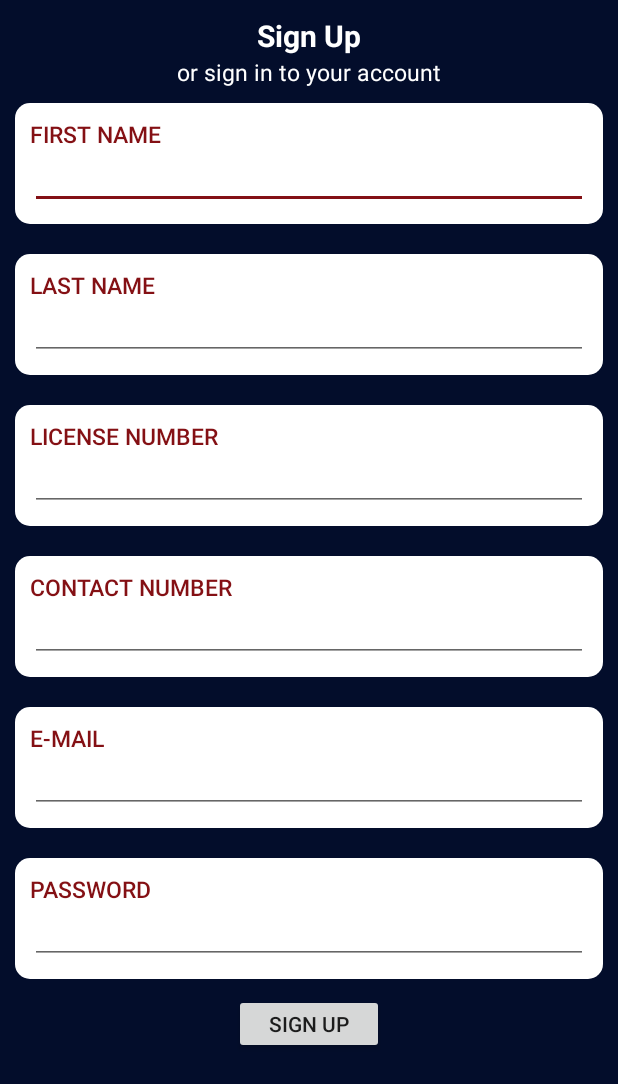
After one commit to kweeleesi/bp-hr-monitor, an Android app: the layout activity_signup.xml on its own in the app's theme, with its tools: preview values and no code run, on a phone screen of 412 x 824 dp. The commit adds this screen. Shown: the top 1084 px of the screen. Run offline under Robolectric (Android 15) with nearby library versions, the phone set to English and light mode, and no system bars.

Commit message:
sign up page layout

```diff
--- a/HeartRytCare/app/src/main/java/com/example/hp/heartrytcare/activity/MainActivity.java
+++ b/HeartRytCare/app/src/main/java/com/example/hp/heartrytcare/activity/MainActivity.java
@@ -19,8 +19,8 @@ public class MainActivity extends AppCompatActivity {
         new Handler().postDelayed(new Runnable(){
             @Override
             public void run(){
-                        Intent homeIntent = new Intent(MainActivity.this, MainMenuActivity.class);
-                        startActivity(homeIntent);
+                        Intent intent = new Intent(MainActivity.this, SignupActivity.class);
+                        startActivity(intent);
                         finish();
             }
         },SPLASH_TIME_OUT);
--- /dev/null
+++ b/HeartRytCare/app/src/main/res/drawable/round_white_bg.xml
@@ -0,0 +1,6 @@
+<?xml version="1.0" encoding="utf-8"?>
+<shape xmlns:android="http://schemas.android.com/apk/res/android"
+    android:shape="rectangle">
+    <corners android:radius="10dp" />
+    <solid android:color="@color/white" />
+</shape>
--- /dev/null
+++ b/HeartRytCare/app/src/main/res/layout/activity_signup.xml
@@ -0,0 +1,189 @@
+<?xml version="1.0" encoding="utf-8"?>
+
+<ScrollView xmlns:android="http://schemas.android.com/apk/res/android"
+    android:layout_width="match_parent"
+    android:layout_height="match_parent"
+    android:background="@color/main_app_bg">
+
+    <LinearLayout
+        android:layout_width="match_parent"
+        android:layout_height="match_parent"
+        android:gravity="center_horizontal"
+        android:orientation="vertical"
+        android:layout_marginTop="10dp">
+
+        <TextView
+            android:layout_width="wrap_content"
+            android:layout_height="wrap_content"
+            android:text="@string/signup"
+            android:textColor="@color/white"
+            android:textSize="20sp"
+            android:textStyle="bold" />
+
+        <TextView
+            android:id="@+id/signIn"
+            android:layout_width="wrap_content"
+            android:layout_height="wrap_content"
+            android:text="@string/signin"
+            android:textColor="@color/white"
+            android:textSize="15sp" />
+
+        <LinearLayout
+            android:layout_width="match_parent"
+            android:layout_height="wrap_content"
+            android:layout_margin="10dp"
+            android:background="@drawable/round_white_bg"
+            android:orientation="vertical"
+            android:padding="10dp">
+
+            <TextView
+                android:layout_width="match_parent"
+                android:layout_height="wrap_content"
+                android:text="@string/firstname"
+                android:textAppearance="@style/TextAppearance.AppCompat.Button"
+                android:textColor="@color/red_textcolor"
+                android:textSize="15sp" />
+
+            <EditText
+                android:id="@+id/firstName"
+                android:layout_width="match_parent"
+                android:layout_height="wrap_content"
+                android:textSize="13sp" />
+
+        </LinearLayout>
+
+        <LinearLayout
+            android:layout_width="match_parent"
+            android:layout_height="wrap_content"
+            android:layout_margin="10dp"
+            android:background="@drawable/round_white_bg"
+            android:orientation="vertical"
+            android:padding="10dp">
+
+            <TextView
+                android:layout_width="match_parent"
+                android:layout_height="wrap_content"
+                android:text="@string/lastname"
+                android:textAppearance="@style/TextAppearance.AppCompat.Button"
+                android:textColor="@color/red_textcolor"
+                android:textSize="15sp" />
+
+            <EditText
+                android:id="@+id/lastName"
+                android:layout_width="match_parent"
+                android:layout_height="wrap_content"
+                android:textSize="13sp" />
+
+        </LinearLayout>
+
+        <LinearLayout
+            android:id="@+id/licenseLinear"
+            android:layout_width="match_parent"
+            android:layout_height="wrap_content"
+            android:layout_margin="10dp"
+            android:background="@drawable/round_white_bg"
+            android:orientation="vertical"
+            android:padding="10dp">
+
+            <TextView
+                android:layout_width="match_parent"
+                android:layout_height="wrap_content"
+                android:text="@string/license_number"
+                android:textAppearance="@style/TextAppearance.AppCompat.Button"
+                android:textColor="@color/red_textcolor"
+                android:textSize="15sp" />
+
+            <EditText
+                android:id="@+id/licenseNumber"
+                android:layout_width="match_parent"
+                android:layout_height="wrap_content"
+                android:textSize="13sp" />
+
+        </LinearLayout>
+
+        <LinearLayout
+            android:id="@+id/contactLinear"
+            android:layout_width="match_parent"
+            android:layout_height="wrap_content"
+            android:layout_margin="10dp"
+            android:orientation="vertical"
+            android:background="@drawable/round_white_bg"
+            android:padding="10dp">
+
+            <TextView
+                android:layout_width="match_parent"
+                android:layout_height="wrap_content"
+                android:text="@string/contact_number"
+                android:textAppearance="@style/TextAppearance.AppCompat.Button"
+                android:textColor="@color/red_textcolor"
+                android:textSize="15sp" />
+
+            <EditText
+                android:id="@+id/contactNumber"
+                android:layout_width="match_parent"
+                android:layout_height="wrap_content"
+                android:inputType="number"
+                android:textSize="13sp" />
+
+        </LinearLayout>
+
+        <LinearLayout
+            android:layout_width="match_parent"
+            android:layout_height="wrap_content"
+            android:layout_margin="10dp"
+            android:orientation="vertical"
+            android:background="@drawable/round_white_bg"
+            android:padding="10dp">
+
+            <TextView
+                android:layout_width="match_parent"
+                android:layout_height="wrap_content"
+                android:text="@string/email"
+                android:textAppearance="@style/TextAppearance.AppCompat.Button"
+                android:textColor="@color/red_textcolor"
+                android:textSize="15sp" />
+
+            <EditText
+                android:id="@+id/email"
+                android:layout_width="match_parent"
+                android:layout_height="wrap_content"
+                android:inputType="textEmailAddress"
+                android:textSize="13sp" />
+
+        </LinearLayout>
+
+        <LinearLayout
+            android:layout_width="match_parent"
+            android:layout_height="wrap_content"
+            android:layout_margin="10dp"
+            android:orientation="vertical"
+            android:background="@drawable/round_white_bg"
+            android:padding="10dp">
+
+            <TextView
+                android:layout_width="match_parent"
+                android:layout_height="wrap_content"
+                android:text="@string/password"
+                android:textAppearance="@style/TextAppearance.AppCompat.Button"
+                android:textColor="@color/red_textcolor"
+                android:textSize="15sp" />
+
+            <EditText
+                android:id="@+id/password"
+                android:layout_width="match_parent"
+                android:layout_height="wrap_content"
+                android:inputType="textPassword"
+                android:textSize="13sp" />
+
+        </LinearLayout>
+
+        <Button
+            android:id="@+id/signUp"
+            android:layout_width="100dp"
+            android:layout_height="40dp"
+            android:text="@string/signup"
+            android:layout_marginBottom="10dp"/>
+
+    </LinearLayout>
+
+</ScrollView>
--- a/HeartRytCare/app/src/main/res/layout/fragment_messages.xml
+++ b/HeartRytCare/app/src/main/res/layout/fragment_messages.xml
@@ -4,7 +4,7 @@
     xmlns:tools="http://schemas.android.com/tools"
     android:layout_width="match_parent"
     android:layout_height="fill_parent"
-    android:background="#030d2b"
+    android:background="@color/main_app_bg"
     tools:context="com.example.hp.heartrytcare.fragment.HeartRateFragment">
 
 
--- a/HeartRytCare/app/src/main/res/layout/fragment_share.xml
+++ b/HeartRytCare/app/src/main/res/layout/fragment_share.xml
@@ -4,7 +4,7 @@
     xmlns:tools="http://schemas.android.com/tools"
     android:layout_width="match_parent"
     android:layout_height="fill_parent"
-    android:background="#030d2b"
+    android:background="@color/main_app_bg"
     tools:context="com.example.hp.heartrytcare.fragment.HeartRateFragment">
 
 
--- a/HeartRytCare/app/src/main/res/layout/fragment_stat.xml
+++ b/HeartRytCare/app/src/main/res/layout/fragment_stat.xml
@@ -1,9 +1,8 @@
 <ScrollView xmlns:android="http://schemas.android.com/apk/res/android"
     xmlns:tools="http://schemas.android.com/tools"
-    xmlns:app="http://schemas.android.com/apk/res-auto"
     android:layout_width="match_parent"
     android:layout_height="fill_parent"
-    android:background="#030d2b"
+    android:background="@color/main_app_bg"
     tools:context="com.example.hp.heartrytcare.fragment.SchedFragment">
 
 
--- a/HeartRytCare/app/src/main/res/values/colors.xml
+++ b/HeartRytCare/app/src/main/res/values/colors.xml
@@ -4,5 +4,11 @@
     <color name="colorPrimaryDark">#303F9F</color>
     <color name="colorAccent">#831015</color>
 
+    <color name="white">#fff</color>
+    <color name="black">#000</color>
+
     <color name="black_overlay">#66000000</color>
+    <color name="main_app_bg">#030d2b</color>
+    <color name="red_textcolor">#841014</color>
+    <color name="blue_link">#ff4d72e1</color>
 </resources>
--- a/HeartRytCare/app/src/main/res/values/strings.xml
+++ b/HeartRytCare/app/src/main/res/values/strings.xml
@@ -14,6 +14,17 @@
     <!-- TODO: Remove or change this placeholder text -->
     <string name="hello_blank_fragment">Hello blank fragment</string>
 
+    <string name="signup">Sign Up</string>
+    <string name="signin">or sign in to your account</string>
+    <string name="firstname">First Name</string>
+    <string name="lastname">Last Name</string>
+    <string name="license_number">License Number</string>
+    <string name="contact_number">Contact Number</string>
+    <string name="email">E-mail</string>
+    <string name="retype_email">Retype E-mail</string>
+    <string name="password">Password</string>
+    <string name="retype_password">Retype Password</string>
+
     <string name="title_activity_schedule_medication">ScheduleMedication</string>
     <string name="dummy_button">Dummy Button</string>
     <string name="dummy_content">DUMMY\nCONTENT</string>
--- a/HeartRytCare/greendao-gen/src/main/java/com/example/greendao_gen/MainGenerator.java
+++ b/HeartRytCare/greendao-gen/src/main/java/com/example/greendao_gen/MainGenerator.java
@@ -33,8 +33,9 @@ public class MainGenerator {
         user.addStringProperty("last_name").notNull();
         user.addStringProperty("first_name").notNull();
         user.addStringProperty("license_number");
-        user.addStringProperty("email");
+        user.addStringProperty("email").notNull();
         user.addStringProperty("contact_number");
+        user.addStringProperty("password").notNull();
 
         return user;
     }
```
Also changed, not shown: HeartRytCare/app/src/main/AndroidManifest.xml (+15 -14 lines), HeartRytCare/app/src/main/java/com/example/hp/heartrytcare/activity/SignupActivity.java (added, +55 -0 lines), HeartRytCare/app/src/main/res/layout/activity_heart_rate_monitor.xml (+16 -9 lines), HeartRytCare/app/src/main/res/layout/fragment_blood_pressure.xml (+4 -4 lines), HeartRytCare/app/src/main/res/layout/fragment_health_journal.xml (+8 -7 lines), HeartRytCare/app/src/main/res/layout/fragment_measure.xml (+8 -13 lines), HeartRytCare/app/src/main/res/layout/fragment_sched.xml (+3 -4 lines), HeartRytCare/app/src/main/res/layout/fragment_sched_appointment.xml (+3 -4 lines), HeartRytCare/app/src/main/res/layout/fragment_schedule_med.xml (+10 -11 lines).
